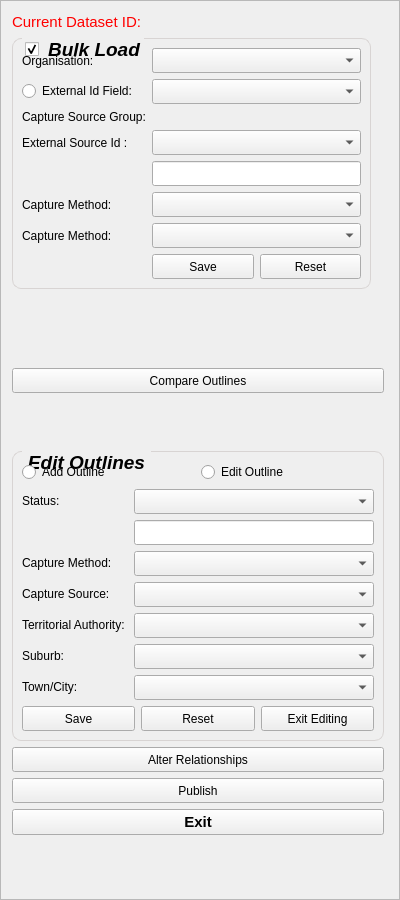
This is buildings/gui/bulk_load.ui in linz/nz-buildings as Qt 5 draws it before an edit. The edited form follows.
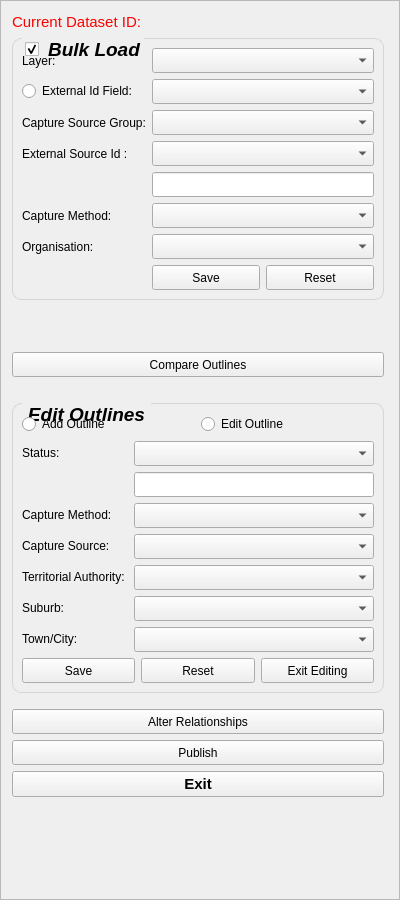
This is the edited form. Custom widgets are drawn as their Qt base class.

What changed in the file:
```diff
--- a/buildings/gui/bulk_load.ui
+++ b/buildings/gui/bulk_load.ui
@@ -77,9 +77,9 @@
       <property name="geometry">
        <rect>
         <x>0</x>
-        <y>0</y>
+        <y>-76</y>
         <width>377</width>
-        <height>973</height>
+        <height>970</height>
        </rect>
       </property>
       <property name="sizePolicy">
@@ -140,12 +140,6 @@
            <verstretch>0</verstretch>
           </sizepolicy>
          </property>
-         <property name="maximumSize">
-          <size>
-           <width>359</width>
-           <height>363</height>
-          </size>
-         </property>
          <property name="font">
           <font>
            <pointsize>14</pointsize>
@@ -227,7 +221,7 @@
           <item row="11" column="0">
            <widget class="QLabel" name="lb_organisation">
             <property name="text">
-             <string>Capture Method:</string>
+             <string>Organisation:</string>
             </property>
            </widget>
           </item>
@@ -238,8 +232,14 @@
             </property>
            </widget>
           </item>
-          <item row="0" column="1">
-           <widget class="QgsMapLayerComboBox" name="ml_outlines_layer">
+          <item row="3" column="1">
+           <widget class="QComboBox" name="cmb_capture_src_grp">
+            <property name="sizePolicy">
+             <sizepolicy hsizetype="Preferred" vsizetype="Fixed">
+              <horstretch>0</horstretch>
+              <verstretch>0</verstretch>
+             </sizepolicy>
+            </property>
             <property name="minimumSize">
              <size>
               <width>0</width>
@@ -360,7 +360,7 @@
           <item row="0" column="0">
            <widget class="QLabel" name="lb_outlines">
             <property name="text">
-             <string>Organisation:</string>
+             <string>Layer:</string>
             </property>
            </widget>
           </item>
@@ -388,6 +388,9 @@
          <property name="orientation">
           <enum>Qt::Vertical</enum>
          </property>
+         <property name="sizeType">
+          <enum>QSizePolicy::Fixed</enum>
+         </property>
          <property name="sizeHint" stdset="0">
           <size>
            <width>20</width>
@@ -397,16 +400,37 @@
         </spacer>
        </item>
        <item>
-        <widget class="QLabel" name="l_cs_area_title">
-         <property name="font">
-          <font>
-           <kerning>true</kerning>
-          </font>
-         </property>
-         <property name="text">
-          <string/>
-         </property>
-        </widget>
+        <layout class="QHBoxLayout" name="horizontalLayout">
+         <item>
+          <widget class="QLabel" name="l_cs_area_title">
+           <property name="layoutDirection">
+            <enum>Qt::LeftToRight</enum>
+           </property>
+           <property name="styleSheet">
+            <string notr="true">QLabel {
+    font-size: 11pt;
+    color: grey;
+}</string>
+           </property>
+           <property name="text">
+            <string/>
+           </property>
+          </widget>
+         </item>
+         <item>
+          <spacer name="horizontalSpacer_2">
+           <property name="orientation">
+            <enum>Qt::Horizontal</enum>
+           </property>
+           <property name="sizeHint" stdset="0">
+            <size>
+             <width>40</width>
+             <height>20</height>
+            </size>
+           </property>
+          </spacer>
+         </item>
+        </layout>
        </item>
        <item>
         <widget class="QPushButton" name="btn_compare_outlines">
@@ -441,6 +465,9 @@
          <property name="orientation">
           <enum>Qt::Vertical</enum>
          </property>
+         <property name="sizeType">
+          <enum>QSizePolicy::Fixed</enum>
+         </property>
          <property name="sizeHint" stdset="0">
           <size>
            <width>20</width>
@@ -790,6 +817,22 @@
          <zorder>lb_town</zorder>
         </widget>
        </item>
+       <item>
+        <spacer name="verticalSpacer_4">
+         <property name="orientation">
+          <enum>Qt::Vertical</enum>
+         </property>
+         <property name="sizeType">
+          <enum>QSizePolicy::Fixed</enum>
+         </property>
+         <property name="sizeHint" stdset="0">
+          <size>
+           <width>20</width>
+           <height>10</height>
+          </size>
+         </property>
+        </spacer>
+       </item>
        <item>
         <widget class="QPushButton" name="btn_alter_rel">
          <property name="sizePolicy">
@@ -883,10 +926,13 @@
          <property name="orientation">
           <enum>Qt::Vertical</enum>
          </property>
+         <property name="sizeType">
+          <enum>QSizePolicy::Expanding</enum>
+         </property>
          <property name="sizeHint" stdset="0">
           <size>
            <width>20</width>
-           <height>1</height>
+           <height>40</height>
           </size>
          </property>
         </spacer>
```
Left out of the diff: 218 changed lines with no effect on the pictures.
